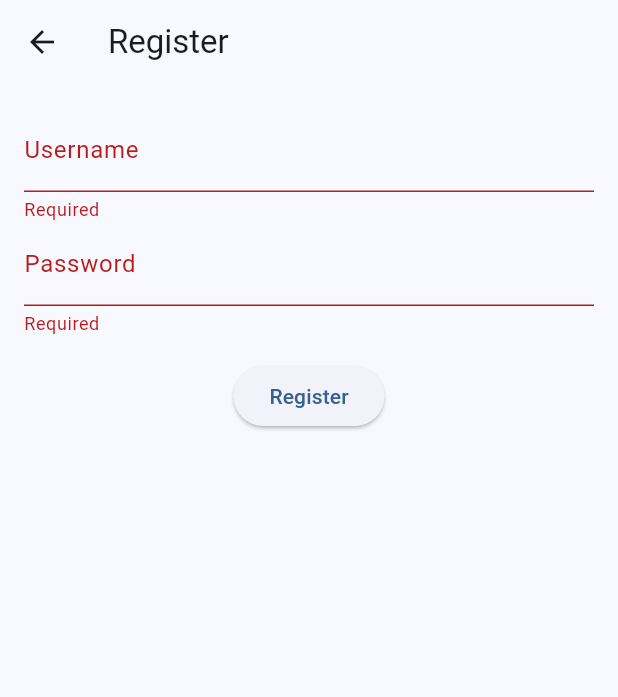
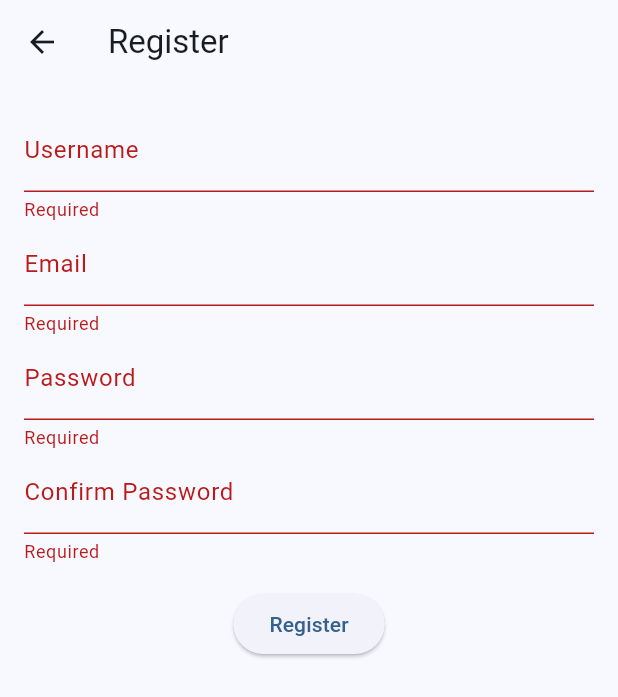
Before and after one commit to RahmatHadinata23758051/Praktik-Monitoring, a Flutter app: the RegisterPage screen opened by its route, after a tap on "Register", on a phone screen of 412 x 824 dp. Shown: the top 697 px of the screen. Run offline on Flutter 3.47's test engine with Material 3 defaults, Android fonts, the phone set to English and light mode, and no system bars; our stand-ins replace shared_preferences, sqflite; missing offline and left inert: mqtt_client; accounts and stored records are empty.

Commit message:
Add email and confirm password fields to registration form

```diff
--- a/lib/pages/register_page.dart
+++ b/lib/pages/register_page.dart
@@ -12,7 +12,9 @@ class RegisterPage extends StatefulWidget {
 class _RegisterPageState extends State<RegisterPage> {
   final _formKey = GlobalKey<FormState>();
   final _userC = TextEditingController();
+  final _emailC = TextEditingController();
   final _passC = TextEditingController();
+  final _confirmC = TextEditingController();
   bool _loading = false;
 
   @override
@@ -31,10 +33,33 @@ class _RegisterPageState extends State<RegisterPage> {
                 validator: (v) => (v == null || v.isEmpty) ? 'Required' : null,
               ),
               TextFormField(
+                controller: _emailC,
+                decoration: const InputDecoration(labelText: 'Email'),
+                keyboardType: TextInputType.emailAddress,
+                validator: (v) {
+                  if (v == null || v.isEmpty) return 'Required';
+                  if (!RegExp(r"^[^@\s]+@[^@\s]+\.[^@\s]+$").hasMatch(v))
+                    return 'Invalid email';
+                  return null;
+                },
+              ),
+              TextFormField(
                 controller: _passC,
                 decoration: const InputDecoration(labelText: 'Password'),
                 obscureText: true,
                 validator: (v) => (v == null || v.isEmpty) ? 'Required' : null,
+              ),
+              TextFormField(
+                controller: _confirmC,
+                decoration: const InputDecoration(
+                  labelText: 'Confirm Password',
+                ),
+                obscureText: true,
+                validator: (v) {
+                  if (v == null || v.isEmpty) return 'Required';
+                  if (v != _passC.text) return 'Passwords do not match';
+                  return null;
+                },
               ),
               const SizedBox(height: 16),
               ElevatedButton(
@@ -43,10 +68,15 @@ class _RegisterPageState extends State<RegisterPage> {
                     : () async {
                         if (!_formKey.currentState!.validate()) return;
                         setState(() => _loading = true);
-                        final ok = await Provider.of<AuthService>(
-                          context,
-                          listen: false,
-                        ).register(_userC.text.trim(), _passC.text);
+                        final ok =
+                            await Provider.of<AuthService>(
+                              context,
+                              listen: false,
+                            ).register(
+                              _userC.text.trim(),
+                              _passC.text,
+                              _emailC.text.trim(),
+                            );
                         setState(() => _loading = false);
                         if (ok) {
                           ScaffoldMessenger.of(context).showSnackBar(
--- a/lib/services/auth_service.dart
+++ b/lib/services/auth_service.dart
@@ -7,12 +7,13 @@ class AuthService extends ChangeNotifier {
 
   String? get currentUser => _currentUser;
 
-  Future<bool> register(String username, String password) async {
+  // users stored as map username -> {"password": "...", "email": "..."}
+  Future<bool> register(String username, String password, String email) async {
     final prefs = await SharedPreferences.getInstance();
     final usersJson = prefs.getString('users') ?? '{}';
     final Map<String, dynamic> users = json.decode(usersJson);
     if (users.containsKey(username)) return false;
-    users[username] = password;
+    users[username] = {'password': password, 'email': email};
     await prefs.setString('users', json.encode(users));
     return true;
   }
@@ -21,7 +22,8 @@ class AuthService extends ChangeNotifier {
     final prefs = await SharedPreferences.getInstance();
     final usersJson = prefs.getString('users') ?? '{}';
     final Map<String, dynamic> users = json.decode(usersJson);
-    if (users[username] == password) {
+    final entry = users[username];
+    if (entry != null && entry is Map && entry['password'] == password) {
       _currentUser = username;
       await prefs.setString('current_user', username);
       notifyListeners();
```
